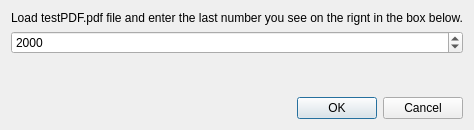
githubdoe/DFTFringe, file pdfcalibrationdlg.ui: the form before one commit.
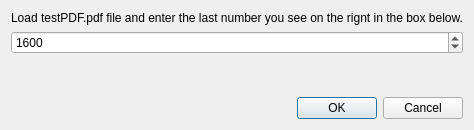
The form after the commit.

The edit to the form file:
```diff
--- a/pdfcalibrationdlg.ui
+++ b/pdfcalibrationdlg.ui
@@ -32,7 +32,7 @@
         <number>100</number>
        </property>
        <property name="value">
-        <number>2000</number>
+        <number>1600</number>
        </property>
       </widget>
      </item>
```
